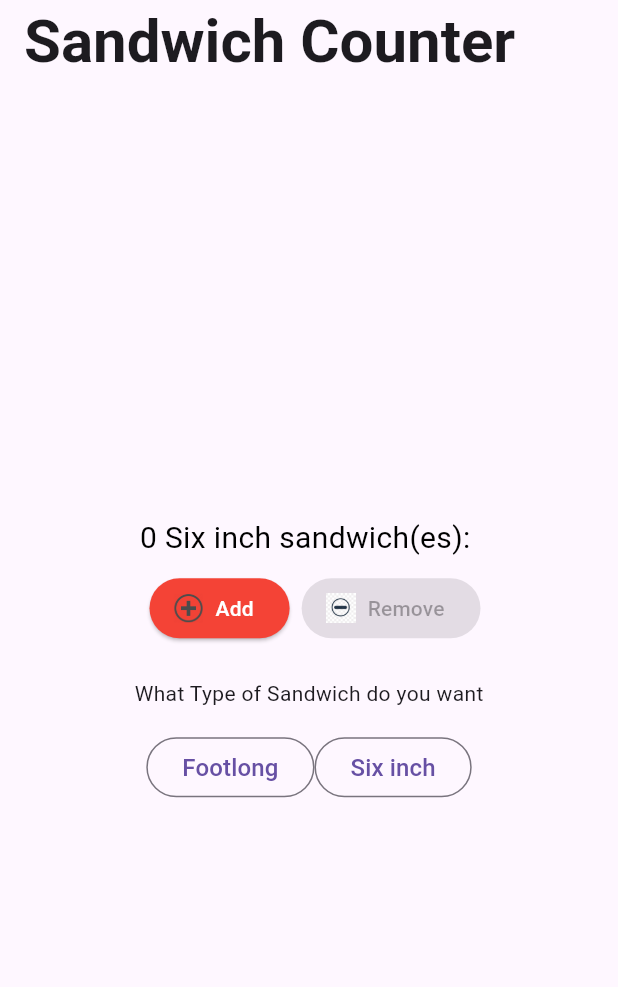
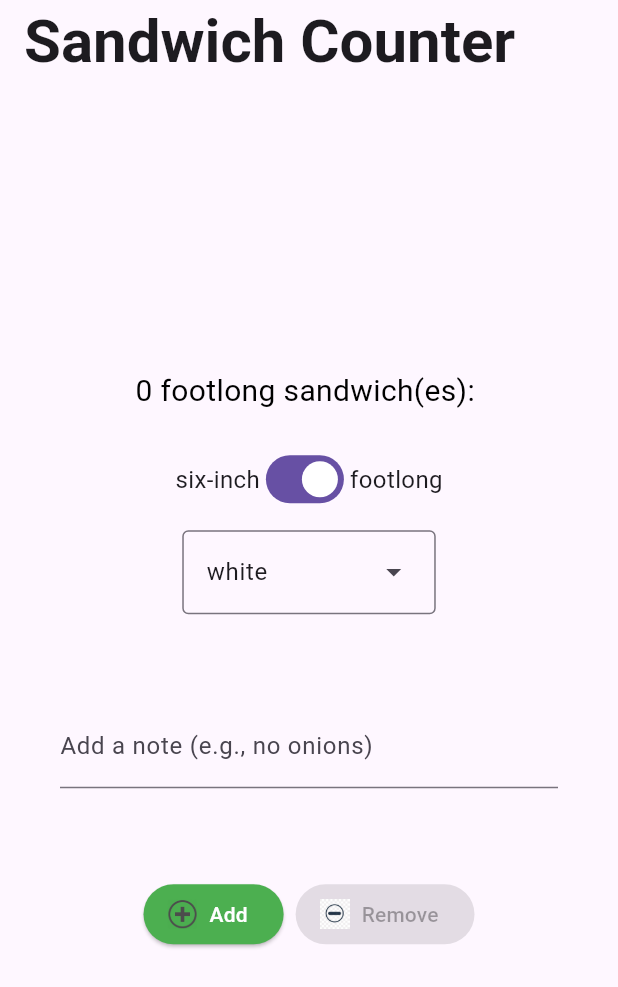
Before and after one commit to Luke-L2264308/first_flutter, a Flutter app: the screen it shows after launch, on a phone screen of 412 x 824 dp. Shown: the top 987 px of the screen. Run offline on Flutter 3.47's test engine with Material 3 defaults, Android fonts, the phone set to English and light mode, and no system bars.

Commit message:
add features of order_repository.dart in main.dart

```diff
--- a/lib/main.dart
+++ b/lib/main.dart
@@ -1,5 +1,8 @@
 import 'package:flutter/material.dart';
 import 'views/app_styles.dart';
+import 'repositories/order_repository.dart';
+
+enum BreadType { white, wheat, wholemeal }
 
 void main() {
   // runApp(const MyApp());
@@ -18,10 +21,17 @@ class App extends StatelessWidget {
 }
 
 class StylisedButton extends StatelessWidget {
-  const StylisedButton({super.key, this.onPressed, this.text, this.icon});
+  const StylisedButton({
+    super.key,
+    this.onPressed,
+    this.text,
+    this.icon,
+    this.backgroundColor = Colors.red,
+  });
   final VoidCallback? onPressed;
   final Widget? text;
   final Widget? icon;
+  final Color? backgroundColor;
   @override
   Widget build(BuildContext context) {
     return ElevatedButton.icon(
@@ -35,10 +45,11 @@ class StylisedButton extends StatelessWidget {
         ),
       ),
       style: ElevatedButton.styleFrom(
-        backgroundColor: Colors.red,
+        backgroundColor: backgroundColor,
         foregroundColor: Colors.white,
-      ), label: text!,
-          );
+      ),
+      label: text!,
+    );
   }
 }
 
@@ -54,79 +65,144 @@ class OrderScreen extends StatefulWidget {
 }
 
 class _OrderScreenState extends State<OrderScreen> {
-  int _quantity = 0;
-  String _itemType = 'Six inch';
-  void _increaseQuantity() {
-    if (_quantity < widget.maxQuantity) {
-      // Methods are typically private (_increaseQuantity, _decreaseQuantity) in Flutter to manage internal state.
-      setState(() => _quantity++);
+  late final OrderRepository _orderRepository;
+  final TextEditingController _notesController = TextEditingController();
+  bool _isFootlong = true;
+  BreadType _selectedBreadType = BreadType.white;
+
+  @override
+  void initState() {
+    super.initState();
+    _orderRepository = OrderRepository(maxQuantity: widget.maxQuantity);
+    _notesController.addListener(() {
+      setState(() {});
+    });
+  }
+
+  @override
+  void dispose() {
+    _notesController.dispose();
+    super.dispose();
+  }
+
+  VoidCallback? _getIncreaseCallback() {
+    if (_orderRepository.canIncrement) {
+      return () => setState(_orderRepository.increment);
+    }
+    return null;
+  }
+
+  VoidCallback? _getDecreaseCallback() {
+    if (_orderRepository.canDecrement) {
+      return () => setState(_orderRepository.decrement);
+    }
+    return null;
+  }
+
+  void _onSandwichTypeChanged(bool value) {
+    setState(() => _isFootlong = value);
+  }
+
+  void _onBreadTypeSelected(BreadType? value) {
+    if (value != null) {
+      setState(() => _selectedBreadType = value);
     }
   }
 
-  void _decreaseQuantity() {
-    if (_quantity > 0) {
-      // To access them outside the class, you would need to make them public (remove the leading underscore).
-      setState(() => _quantity--);
-    } // However, a more idiomatic Flutter approach is to expose callbacks or use state management solutions for interaction between widgets.
+  List<DropdownMenuEntry<BreadType>> _buildDropdownEntries() {
+    List<DropdownMenuEntry<BreadType>> entries = [];
+    for (BreadType bread in BreadType.values) {
+      DropdownMenuEntry<BreadType> newEntry = DropdownMenuEntry<BreadType>(
+        value: bread,
+        label: bread.name,
+      );
+      entries.add(newEntry);
+    }
+    return entries;
   }
-
-  void _makeFootLong() {
-    setState(() => _itemType = 'Footlong');
-  }
-  void _makeSixInch() {
-    setState(() => _itemType = 'Six inch');
-  }
-
 
   @override
   Widget build(BuildContext context) {
+    String sandwichType = 'footlong';
+    if (!_isFootlong) {
+      sandwichType = 'six-inch';
+    }
+
+    String noteForDisplay;
+    if (_notesController.text.isEmpty) {
+      noteForDisplay = 'No notes added.';
+    } else {
+      noteForDisplay = _notesController.text;
+    }
+
     return Scaffold(
       appBar: AppBar(
-        title: const Text('Sandwich Counter',style: heading1,),
+        title: const Text(
+          'Sandwich Counter',
+          style: heading1,
+        ),
       ),
       body: Center(
         child: Column(
           mainAxisAlignment: MainAxisAlignment.center,
           children: <Widget>[
             OrderItemDisplay(
-              _quantity,
-              _itemType,
+              quantity: _orderRepository.quantity,
+              itemType: sandwichType,
+              breadType: _selectedBreadType,
+              orderNote: noteForDisplay,
             ),
+            const SizedBox(height: 20),
             Row(
               mainAxisAlignment: MainAxisAlignment.center,
               children: [
-                Padding(
-                  padding: const EdgeInsets.all(8.0),
-                  child: StylisedButton(
-                    onPressed: _quantity < widget.maxQuantity
-                        ? _increaseQuantity
-                        : null,
-                    text: const Text('Add'),
-                    icon: Image.asset('assets/images/add-icon-transparent-23.jpg'),
-                  ),
+                const Text('six-inch', style: normalText),
+                Switch(
+                  value: _isFootlong,
+                  onChanged: _onSandwichTypeChanged,
                 ),
-                StylisedButton(
-                  onPressed: _quantity > 0 ? _decreaseQuantity : null,
-                  text: const Text('Remove'),
-                  icon: Image.asset('assets/images/subtraction-vector-icon-isolated-transparent-background-subt-transparency-concept-can-be-used-web-mobile-127331674.webp'),
-                ),
-
+                const Text('footlong', style: normalText),
               ],
             ),
+            const SizedBox(height: 10),
+            DropdownMenu<BreadType>(
+              textStyle: normalText,
+              initialSelection: _selectedBreadType,
+              onSelected: _onBreadTypeSelected,
+              dropdownMenuEntries: _buildDropdownEntries(),
+            ),
+            const SizedBox(height: 20),
             Padding(
-              padding: const EdgeInsets.all(15.0),
-              child: Row(
-                mainAxisAlignment: MainAxisAlignment.center,
-                children: [Text('What Type of Sandwich do you want')]),
+              padding: const EdgeInsets.all(40.0),
+              child: TextField(
+                key: const Key('notes_textfield'),
+                controller: _notesController,
+                decoration: const InputDecoration(
+                  labelText: 'Add a note (e.g., no onions)',
+                ),
+              ),
             ),
+            const SizedBox(height: 20),
             Row(
               mainAxisAlignment: MainAxisAlignment.center,
               children: [
-                OutlinedButton(
-                    onPressed: _makeFootLong, child: const Text('Footlong',style: normalText,)),
-              OutlinedButton(
-                    onPressed: _makeSixInch, child: const Text('Six inch',style: normalText,))],
-            )
+                StylisedButton(
+                  onPressed: _getIncreaseCallback(),
+                  icon:
+                      Image.asset('assets/images/add-icon-transparent-23.jpg'),
+                  text: const Text('Add'),
+                  backgroundColor: Colors.green,
+                ),
+                const SizedBox(width: 8),
+                StylisedButton(
+                  onPressed: _getDecreaseCallback(),
+                  icon: Image.asset(
+                      'assets/images/subtraction-vector-icon-isolated-transparent-background-subt-transparency-concept-can-be-used-web-mobile-127331674.webp'),
+                  text: const Text('Remove'),
+
+                ),
+              ],
+            ),
           ],
         ),
       ),
@@ -135,15 +211,19 @@ class _OrderScreenState extends State<OrderScreen> {
 }
 
 class OrderItemDisplay extends StatelessWidget {
-  final String itemType;
-  final int quantity;
+  final int? quantity;
+  final String? itemType;
+  final BreadType? breadType;
+  final String? orderNote;
 
-  const OrderItemDisplay(this.quantity, this.itemType, {super.key});
+  const OrderItemDisplay(
+      {this.quantity, this.itemType, this.breadType, this.orderNote,
+      super.key});
 
   @override
   Widget build(BuildContext context) {
     return Text(
         style: TextStyle(color: Colors.black, fontSize: 20),
-        '$quantity $itemType sandwich(es): ${'🥪' * quantity}');
+        '$quantity $itemType sandwich(es): ${'🥪' * quantity!}');
   }
 }
```
